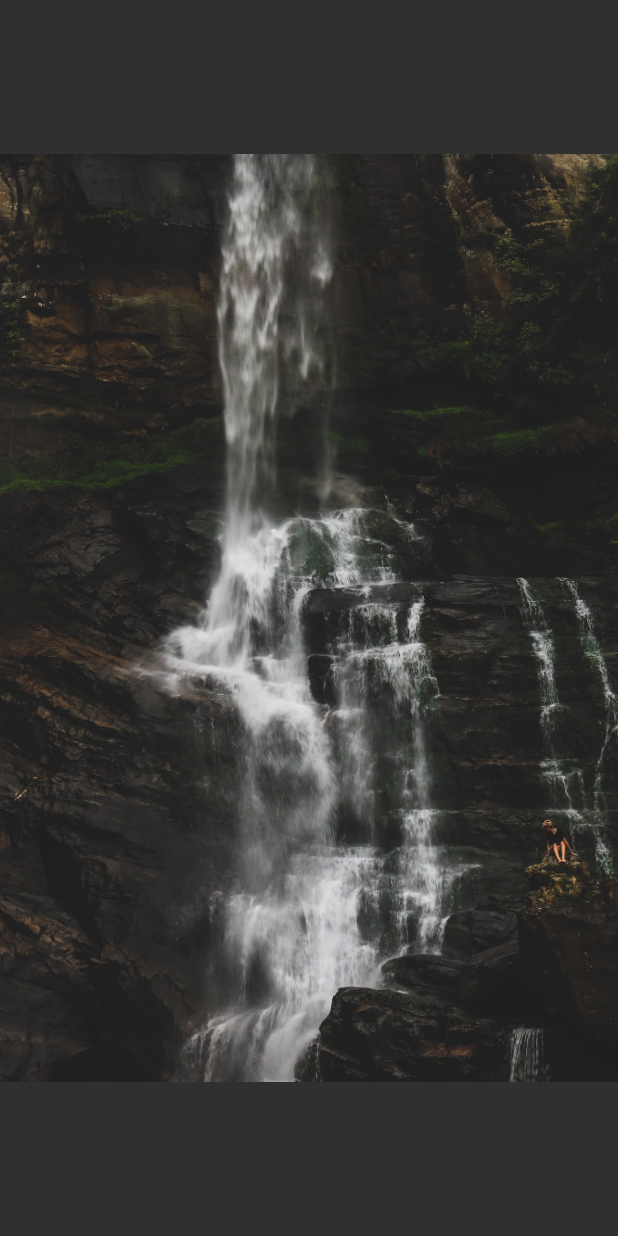
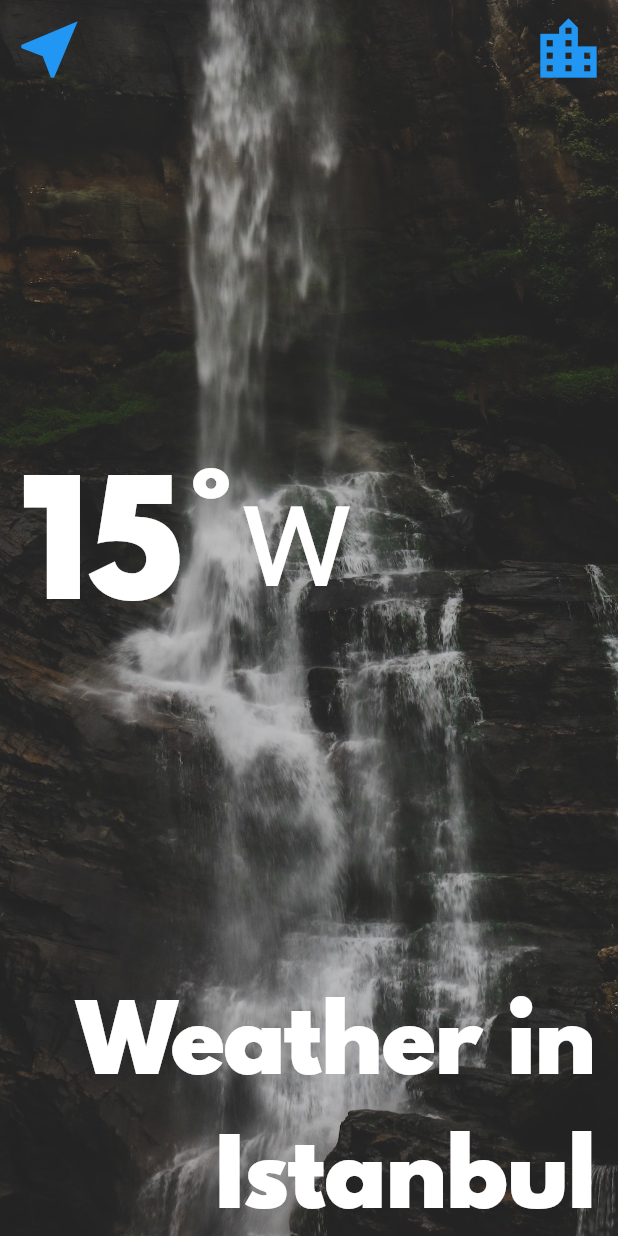
Before and after one commit to emrebingor/weather-clima, a Flutter app: the LocationScreen screen opened directly, on a phone screen of 412 x 824 dp. Run offline on Flutter 3.47's test engine with Material 2 defaults, Android fonts, the phone set to English and light mode, and no system bars; our stand-ins replace flutter_spinkit, geolocator; network calls fail.

Commit message:
Location Screen

```diff
--- /dev/null
+++ b/lib/constants.dart
@@ -0,0 +1,13 @@
+import 'package:flutter/material.dart';
+
+const kTemperatureTextStyle =
+    TextStyle(fontSize: 100.0, fontFamily: 'Spartan MB');
+
+const kCommentTextStyle = TextStyle(
+  fontSize: 100.0,
+);
+
+const kWeatherinCity = TextStyle(
+  fontFamily: 'Spartan MB',
+  fontSize: 60.0,
+);
--- a/lib/loading_screen.dart
+++ b/lib/loading_screen.dart
@@ -1,5 +1,7 @@
 import 'package:flutter/material.dart';
 import 'package:flutter_spinkit/flutter_spinkit.dart';
+import 'package:weather_climate_flutter_app/location_screen.dart';
+import 'package:weather_climate_flutter_app/weather.dart';
 
 class LoadingScreen extends StatefulWidget {
   @override
@@ -7,19 +9,24 @@ class LoadingScreen extends StatefulWidget {
 }
 
 class _LoadingScreenState extends State<LoadingScreen> {
-
-
   @override
   void initState() {
     super.initState();
+    getLocationWeather();
   }
 
+  Future<void> getLocationWeather() async {
+    var weatherData = await WeatherModel().getLocationWeather();
 
-  void getLocationWeather(){
-
+    Navigator.push(
+      context,
+      MaterialPageRoute(
+        builder: (context) => LocationScreen(
+          locationWeather: weatherData,
+        ),
+      ),
+    );
   }
-
-
 
   @override
   Widget build(BuildContext context) {
--- a/lib/location_screen.dart
+++ b/lib/location_screen.dart
@@ -1,6 +1,12 @@
 import 'package:flutter/material.dart';
+import 'package:weather_climate_flutter_app/constants.dart';
+import 'constants.dart';
 
 class LocationScreen extends StatefulWidget {
+  LocationScreen({this.locationWeather});
+
+  final locationWeather;
+
   @override
   State<LocationScreen> createState() => _LocationScreenState();
 }
@@ -13,8 +19,55 @@ class _LocationScreenState extends State<LocationScreen> {
         decoration: BoxDecoration(
           image: DecorationImage(
             image: AssetImage('images/location_background.jpg'),
+            fit: BoxFit.cover,
+            colorFilter: ColorFilter.mode(
+                Colors.white.withOpacity(0.8), BlendMode.dstATop),
           ),
         ),
+        constraints: BoxConstraints.expand(),
+        child: SafeArea(
+            child: Column(
+          mainAxisAlignment: MainAxisAlignment.spaceBetween,
+          crossAxisAlignment: CrossAxisAlignment.stretch,
+          children: <Widget>[
+            Row(
+              mainAxisAlignment: MainAxisAlignment.spaceBetween,
+              children: <Widget>[
+                TextButton(
+                  onPressed: () {},
+                  child: Icon(
+                    Icons.near_me,
+                    size: 50.0,
+                  ),
+                ),
+                TextButton(
+                  onPressed: () {},
+                  child: Icon(
+                    Icons.location_city,
+                    size: 50.0,
+                  ),
+                ),
+              ],
+            ),
+            Padding(
+              padding: EdgeInsets.only(left: 15.0),
+              child: Row(
+                children: <Widget>[
+                  Text('15°', style: kTemperatureTextStyle),
+                  Text('w', style: kCommentTextStyle),
+                ],
+              ),
+            ),
+            Padding(
+              padding: EdgeInsets.only(right: 15.0),
+              child: Text(
+                'Weather in Istanbul',
+                textAlign: TextAlign.right,
+                style: kWeatherinCity,
+              ),
+            ),
+          ],
+        )),
       ),
     );
   }
```
